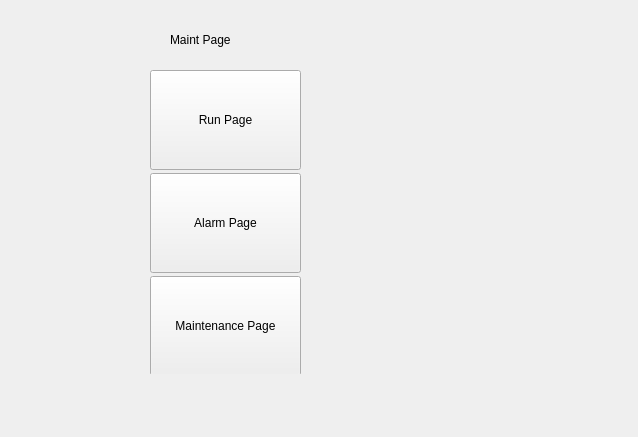
This is ui/resources/MaintPage_widget.ui in tamdak-dan/rch-steamer as Qt 5 draws it before an edit. The edited form follows.
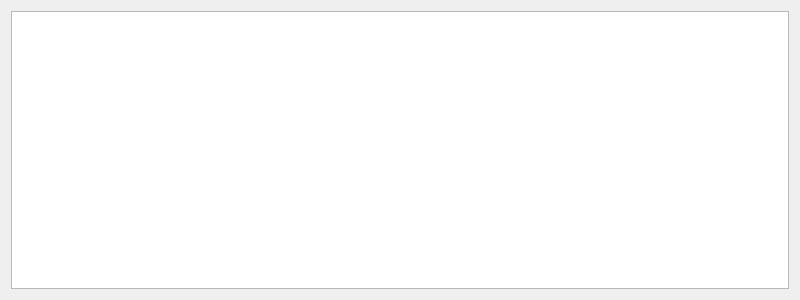
This is the edited form.

Commit message: struggling to get table styling to work

Patch:
```diff
--- a/ui/resources/MaintPage_widget.ui
+++ b/ui/resources/MaintPage_widget.ui
@@ -6,95 +6,24 @@
    <rect>
     <x>0</x>
     <y>0</y>
-    <width>638</width>
-    <height>437</height>
+    <width>800</width>
+    <height>300</height>
    </rect>
   </property>
+  <property name="sizePolicy">
+   <sizepolicy hsizetype="Preferred" vsizetype="MinimumExpanding">
+    <horstretch>0</horstretch>
+    <verstretch>0</verstretch>
+   </sizepolicy>
+  </property>
   <property name="windowTitle">
    <string>Form</string>
   </property>
-  <widget class="QWidget" name="verticalLayoutWidget_3">
-   <property name="geometry">
-    <rect>
-     <x>130</x>
-     <y>70</y>
-     <width>191</width>
-     <height>304</height>
-    </rect>
-   </property>
-   <layout class="QVBoxLayout" name="navigation_bar">
-    <property name="spacing">
-     <number>5</number>
-    </property>
-    <property name="leftMargin">
-     <number>20</number>
-    </property>
-    <property name="rightMargin">
-     <number>20</number>
-    </property>
-    <item>
-     <widget class="QPushButton" name="btn_to_RunScreen">
-      <property name="enabled">
-       <bool>true</bool>
-      </property>
-      <property name="minimumSize">
-       <size>
-        <width>50</width>
-        <height>100</height>
-       </size>
-      </property>
-      <property name="text">
-       <string>Run Page</string>
-      </property>
-      <property name="iconSize">
-       <size>
-        <width>16</width>
-        <height>16</height>
-       </size>
-      </property>
-     </widget>
-    </item>
-    <item>
-     <widget class="QPushButton" name="btn_to_AlarmScreen">
-      <property name="minimumSize">
-       <size>
-        <width>50</width>
-        <height>100</height>
-       </size>
-      </property>
-      <property name="text">
-       <string>Alarm Page</string>
-      </property>
-     </widget>
-    </item>
-    <item>
-     <widget class="QPushButton" name="btn_to_MaintScreen">
-      <property name="minimumSize">
-       <size>
-        <width>50</width>
-        <height>100</height>
-       </size>
-      </property>
-      <property name="text">
-       <string>Maintenance Page</string>
-      </property>
-     </widget>
-    </item>
-   </layout>
-  </widget>
-  <widget class="QLabel" name="label">
-   <property name="geometry">
-    <rect>
-     <x>170</x>
-     <y>30</y>
-     <width>111</width>
-     <height>20</height>
-    </rect>
-   </property>
-   <property name="text">
-    <string>Maint Page</string>
-   </property>
-  </widget>
+  <layout class="QVBoxLayout" name="verticalLayout">
+   <item>
+    <widget class="QTableWidget" name="Maint_AlarmTable"/>
+   </item>
+  </layout>
  </widget>
  <resources/>
  <connections/>
```
The commit also changes 6 other files.
